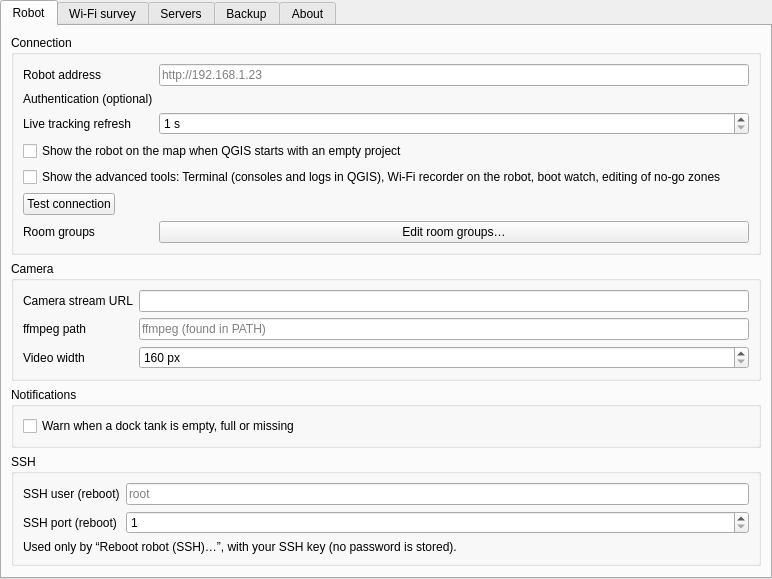
First picture: the form in valetudo_qgis/ui/settings_page.ui, repository sylsta/homeqgis, before the edit.
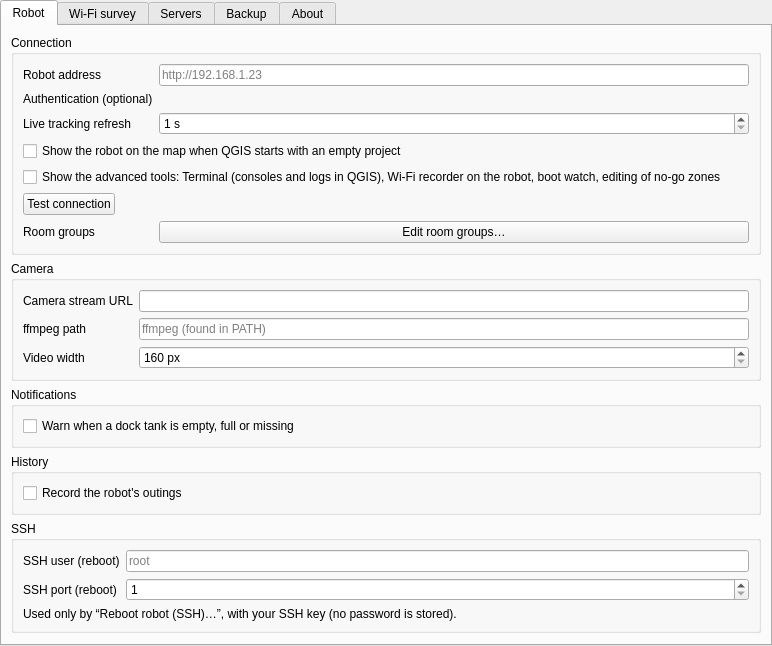
Second picture: the form after the edit. Custom widgets are drawn as their Qt base class.

Commit message:
Record the robot's outings in daily GeoPackages
Every outing, from leaving the dock to coming back, goes to
<project folder>/history/robot_YYYY-MM-DD.gpkg with three layers:
outings, segments (one per activity) and points. Attributes include
activity, job_type (vacuum/mop/both) and scheduled. Nothing is written
until the project is saved; a message offers to save it. On by default,
with a setting in the Robot tab.

```diff
--- a/valetudo_qgis/ui/settings_page.ui
+++ b/valetudo_qgis/ui/settings_page.ui
@@ -211,6 +211,28 @@
          </layout>
         </widget>
        </item>
+       <item>
+        <widget class="QGroupBox" name="box_history">
+         <property name="title">
+          <string>History</string>
+         </property>
+         <layout class="QFormLayout" name="history_form">
+          <property name="fieldGrowthPolicy">
+           <enum>QFormLayout::AllNonFixedFieldsGrow</enum>
+          </property>
+          <item row="0" column="0" colspan="2">
+           <widget class="QCheckBox" name="record_history">
+            <property name="text">
+             <string>Record the robot's outings</string>
+            </property>
+            <property name="toolTip">
+             <string>Every outing of the robot (cleaning, Go to, return to the dock…) is written, one GeoPackage per day, in the history folder next to the project file. Nothing is written until the project has been saved.</string>
+            </property>
+           </widget>
+          </item>
+         </layout>
+        </widget>
+       </item>
        <item>
         <widget class="QGroupBox" name="box_ssh">
          <property name="title">
```
The commit also changes 9 other files.
